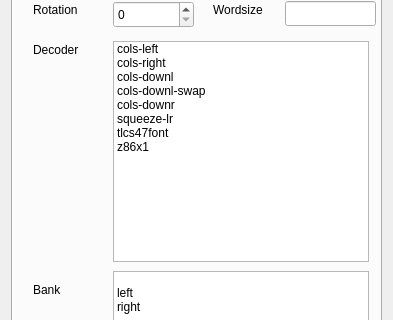
Above: romdecodedialog.ui from travisgoodspeed/maskromtool before the change; both pictures show x 0 to 393 and y 106 to 426 of the 393 by 553 pixel window. Below: the same form after it.
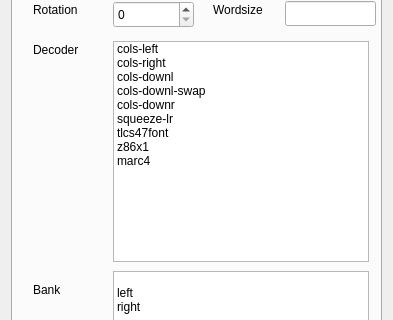
That is the form after the change.

Commit message:
Add Marc4 decoder
* Add Affine decoder, a class that can concisely implement many different decoding orders.

A high-level introduction to the affine decoder is in `affinedecoder.h`, while an example of it being used is in `gatodecodermarc4.cpp`.

* Implement Marc4 decoder using Affine decoder, resolving #67.

```diff
--- a/romdecodedialog.ui
+++ b/romdecodedialog.ui
@@ -153,6 +153,11 @@
          <string>z86x1</string>
         </property>
        </item>
+       <item>
+        <property name="text">
+         <string>marc4</string>
+        </property>
+       </item>
       </widget>
       <widget class="QCheckBox" name="checkZorrom">
        <property name="geometry">
```
The commit also changes 11 other files.
